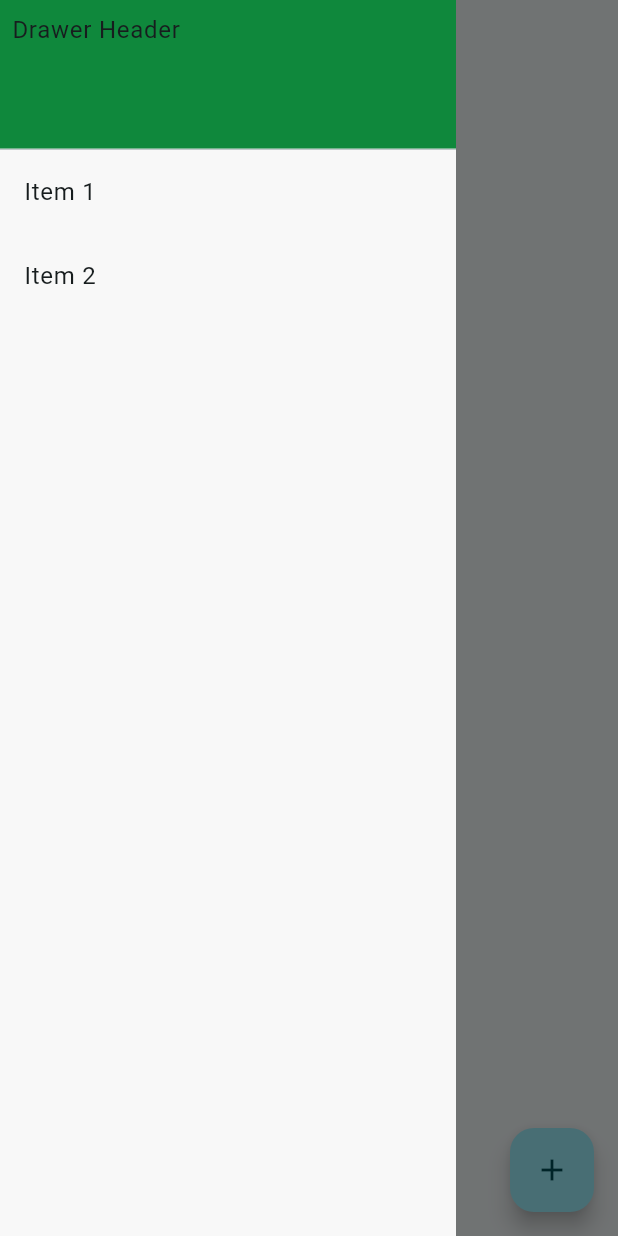
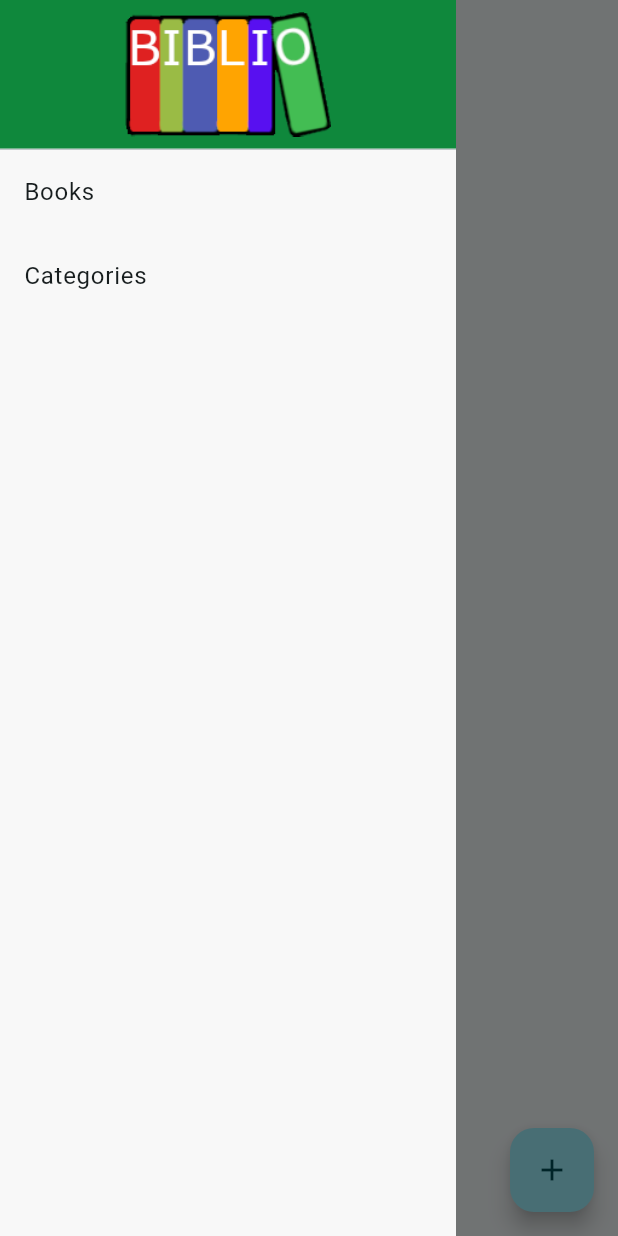
Before and after one commit to samdouble/biblio, a Flutter app: the NotificationsPage screen opened directly, with the side drawer open, on a phone screen of 412 x 824 dp. Run offline on Flutter 3.47's test engine with Material 3 defaults, Android fonts, the phone set to English and light mode, and no system bars; our stand-ins replace sembast, sqflite; missing offline and left inert: simple_barcode_scanner; accounts and stored records are empty; generated files the repository leaves out were written again.

Commit message:
feat: added logo in the main menu

```diff
--- a/lib/l10n/app_en.arb
+++ b/lib/l10n/app_en.arb
@@ -1,5 +1,7 @@
 {
   "author": "Author",
+  "books": "Books",
+  "categories": "Categories",
   "home": "Home",
   "myBooks": "My Books",
   "settings": "Settings",
--- a/lib/l10n/app_fr.arb
+++ b/lib/l10n/app_fr.arb
@@ -1,5 +1,7 @@
 {
   "author": "Auteur",
+  "books": "Livres",
+  "categories": "Catégories",
   "home": "Accueil",
   "myBooks": "Mes livres",
   "settings": "Paramètres",
--- a/lib/widgets/main_drawer.dart
+++ b/lib/widgets/main_drawer.dart
@@ -1,4 +1,5 @@
 import 'package:flutter/material.dart';
+import 'package:flutter_gen/gen_l10n/app_localizations.dart';
 
 class MainDrawer extends StatelessWidget {
   @override
@@ -18,18 +19,18 @@ class MainDrawer extends StatelessWidget {
               ),
               margin: EdgeInsets.zero,
               padding: EdgeInsets.fromLTRB(8.0, 8.0, 8.0, 8.0),
-              child: Text('Drawer Header'),
+              child: Image(image: AssetImage('assets/logo.png'), height: 20),
             ),
           ),
           ListTile(
-            title: const Text('Item 1'),
+            title: Text(AppLocalizations.of(context)!.books),
             onTap: () {
               // Update the state of the app.
               // ...
             },
           ),
           ListTile(
-            title: const Text('Item 2'),
+            title: Text(AppLocalizations.of(context)!.categories),
             onTap: () {
               // Update the state of the app
               // ...
--- a/pubspec.yaml
+++ b/pubspec.yaml
@@ -31,5 +31,7 @@ dev_dependencies:
     sdk: flutter
 
 flutter:
+  assets:
+    - assets/logo.png
   generate: true
   uses-material-design: true
```
Also changed, not shown: assets/logo.png (added), 1 other file.
